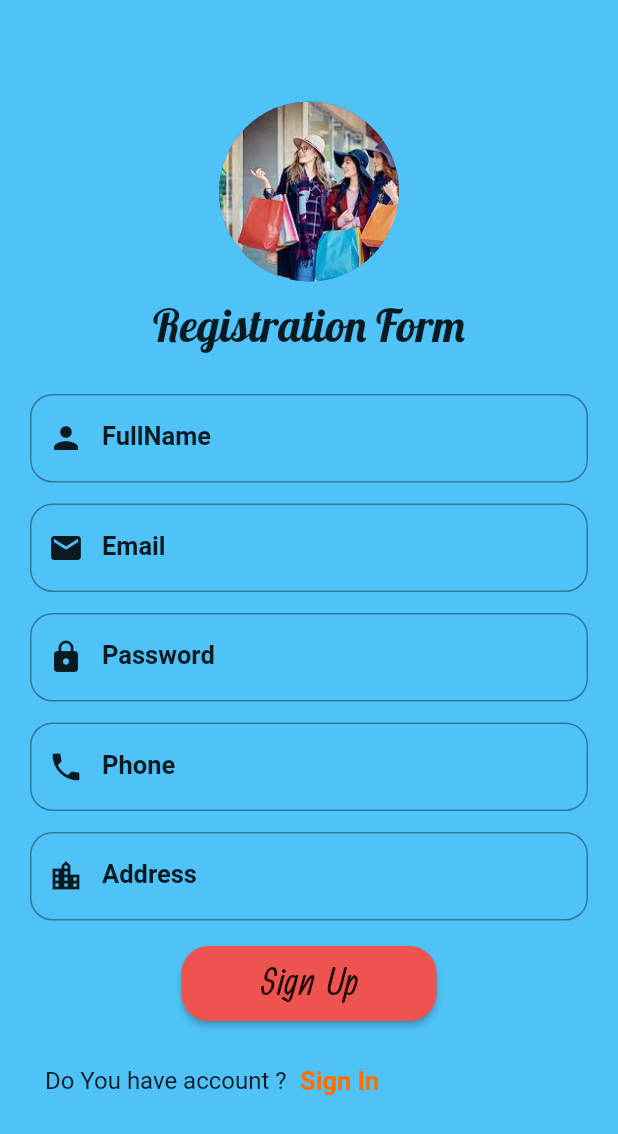
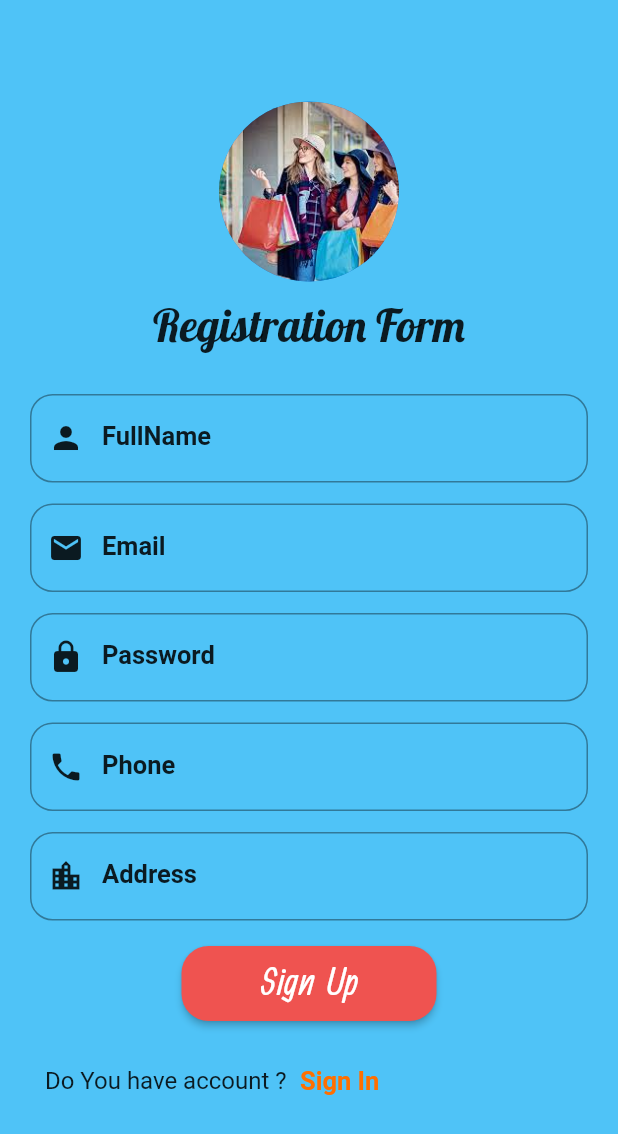
Before and after one commit to Mina-Nashaat10/TeleMarketApp, a Flutter app: the screen it shows after launch, after a tap on "Sign In", after a tap on "Sign Up", on a phone screen of 412 x 824 dp. Shown: the top 1134 px of the screen. Run offline on Flutter 3.47's test engine with Material 2 defaults, Android fonts, the phone set to English and light mode, and no system bars; our stand-ins replace carousel_pro, cloud_firestore, email_validator, firebase_auth, firebase_core, firebase_storage and 7 more; accounts and stored records are empty; generated files the repository leaves out were written again; network calls fail.

```diff
--- a/lib/main.dart
+++ b/lib/main.dart
@@ -1,5 +1,3 @@
-import 'package:device_preview/device_preview.dart';
-import 'package:flutter/foundation.dart';
 import 'package:flutter/material.dart';
 import 'package:tele_market/screens/admin/all_admins.dart';
 import 'package:tele_market/screens/admin/all_clients.dart';
@@ -24,10 +22,7 @@ import 'package:tele_market/screens/ui/registration.dart';
 import 'package:tele_market/screens/ui/splash_screen.dart';
 
 void main() => runApp(
-      DevicePreview(
-        enabled: !kReleaseMode,
-        builder: (context) => MyApp(),
-      ),
+      MyApp(),
     );
 
 class MyApp extends StatelessWidget {
@@ -36,8 +31,6 @@ class MyApp extends StatelessWidget {
     return MaterialApp(
       title: "Tele Market Application",
       debugShowCheckedModeBanner: false,
-      locale: DevicePreview.locale(context), // Add the locale here
-      builder: DevicePreview.appBuilder,
       routes: {
         "/login": (context) => Login(),
         "/registration": (context) => Registeration(),
--- a/lib/screens/admin/bottom_nav_bar.dart
+++ b/lib/screens/admin/bottom_nav_bar.dart
@@ -217,13 +217,13 @@ class _AdminHomeState extends State<BottomNavBar> {
                               title: Text("Message"),
                               content: Text("do you want logout "),
                               actions: [
-                                FlatButton(
+                                TextButton(
                                   child: Text("Cancel"),
                                   onPressed: () {
                                     Navigator.of(context).pop();
                                   },
                                 ),
-                                FlatButton(
+                                TextButton(
                                   child: Text("OK"),
                                   onPressed: () {
                                     Person person = Person();
--- a/lib/screens/client/bottom_nav_bar2.dart
+++ b/lib/screens/client/bottom_nav_bar2.dart
@@ -183,13 +183,13 @@ class _BottomNavBar2State extends State<BottomNavBarClient> {
                               title: Text("Message"),
                               content: Text("do you want logout "),
                               actions: [
-                                FlatButton(
+                                TextButton(
                                   child: Text("Cancel"),
                                   onPressed: () {
                                     Navigator.of(context).pop();
                                   },
                                 ),
-                                FlatButton(
+                                TextButton(
                                   child: Text("OK"),
                                   onPressed: () {
                                     Person person = Person();
--- a/lib/screens/client/home_page.dart
+++ b/lib/screens/client/home_page.dart
@@ -21,6 +21,7 @@ class _HomepageState extends State<Homepage> {
   Future<bool> checkInternet() async {
     isAvailable = await Internet.checkInternet();
     if (isAvailable) return true;
+    return false;
   }
 
   Future<List<String>> getProAndCate() async {
--- a/lib/screens/client/products_by_category.dart
+++ b/lib/screens/client/products_by_category.dart
@@ -10,7 +10,7 @@ class ProductsByCategory extends StatefulWidget {
 
 class _ProductsByCategoryState extends State<ProductsByCategory> {
   String category;
-  List<Product> products = List<Product>();
+  List<Product> products = [];
 
   Future<List<Product>> getProducts() async {
     category = ModalRoute.of(context).settings.arguments;
--- a/lib/screens/ui/crop_image_profile.dart
+++ b/lib/screens/ui/crop_image_profile.dart
@@ -35,8 +35,7 @@ class _CropImageState extends State<CropImage> {
   Future saveImageToFs(String email, File cropped, String path) async {
     Reference reference = FirebaseStorage.instance.ref().child(path);
     UploadTask uploadTask = reference.putData(await cropped.readAsBytes());
-    String url =
-        await (await uploadTask.whenComplete(() => null)).ref.getDownloadURL();
+    await (await uploadTask.whenComplete(() => null)).ref.getDownloadURL();
   }
 
   Future<File> cropImage(PickedFile selected) async {
@@ -133,8 +132,7 @@ class _CropImageState extends State<CropImage> {
         .ref()
         .child("users/" + email + "/" + "user.png");
     UploadTask uploadTask = reference.putData(file);
-    String url =
-        await (await uploadTask.whenComplete(() => null)).ref.getDownloadURL();
+    await (await uploadTask.whenComplete(() => null)).ref.getDownloadURL();
   }
 
   Widget getImageWidget() {
--- a/lib/screens/ui/login.dart
+++ b/lib/screens/ui/login.dart
@@ -143,8 +143,9 @@ class _LoginState extends State<Login> {
                             width: 150,
                             margin: EdgeInsets.only(
                                 top: 10, bottom: 10, right: 15, left: 15),
-                            child: RaisedButton(
+                            child: ElevatedButton(
                               onPressed: () {
+                                FocusManager.instance.primaryFocus?.unfocus();
                                 if (formKey.currentState.validate()) {
                                   setState(() {
                                     test = true;
@@ -165,15 +166,22 @@ class _LoginState extends State<Login> {
                                   });
                                 }
                               },
-                              shape: RoundedRectangleBorder(
-                                borderRadius: BorderRadius.circular(18.0),
+                              style: ButtonStyle(
+                                shape: MaterialStateProperty.all<
+                                    RoundedRectangleBorder>(
+                                  RoundedRectangleBorder(
+                                    borderRadius: BorderRadius.circular(18.0),
+                                  ),
+                                ),
+                                backgroundColor:
+                                    MaterialStateProperty.all<Color>(
+                                        Colors.red[400]),
                               ),
                               child: Text(
                                 "Sign In",
                                 style: TextStyle(
                                     fontSize: 28, fontFamily: "Ranga"),
                               ),
-                              color: Colors.red[400],
                             ),
                           ),
                           test == true
@@ -226,7 +234,7 @@ class _LoginState extends State<Login> {
       content: Text(text),
       duration: Duration(seconds: 2),
     );
-    scaffoldKey.currentState.showSnackBar(snackBar);
+    ScaffoldMessenger.of(context).showSnackBar(snackBar);
   }
 
   void checkImageProfile(BuildContext myContext) async {
@@ -246,7 +254,7 @@ class _LoginState extends State<Login> {
         Navigator.pushNamedAndRemoveUntil(
             myContext, "/adminhome", (Route<dynamic> route) => false);
       }
-    } on Exception catch (error) {
+    } on Exception {
       Navigator.pushNamedAndRemoveUntil(
           myContext, "/profilepicture", (Route<dynamic> route) => false);
     }
--- a/lib/screens/ui/registration.dart
+++ b/lib/screens/ui/registration.dart
@@ -141,8 +141,9 @@ class _RegistrationState extends State<Registeration> {
                           width: 170,
                           margin: EdgeInsets.only(
                               top: 10, bottom: 10, right: 15, left: 15),
-                          child: RaisedButton(
+                          child: ElevatedButton(
                             onPressed: () {
+                              FocusManager.instance.primaryFocus?.unfocus();
                               if (formKey.currentState.validate()) {
                                 setState(() {
                                   test = true;
@@ -174,8 +175,16 @@ class _RegistrationState extends State<Registeration> {
                                 });
                               }
                             },
-                            shape: RoundedRectangleBorder(
-                              borderRadius: BorderRadius.circular(18.0),
+                            style: ButtonStyle(
+                              shape: MaterialStateProperty.all<
+                                  RoundedRectangleBorder>(
+                                RoundedRectangleBorder(
+                                  borderRadius: BorderRadius.circular(18.0),
+                                ),
+                              ),
+                              backgroundColor: MaterialStateProperty.all<Color>(
+                                Colors.red[400],
+                              ),
                             ),
                             child: userType == null
                                 ? Text(
@@ -188,7 +197,6 @@ class _RegistrationState extends State<Registeration> {
                                     style: TextStyle(
                                         fontSize: 28, fontFamily: "Ranga"),
                                   ),
-                            color: Colors.red[400],
                           ),
                         ),
                         test == true
@@ -239,7 +247,7 @@ class _RegistrationState extends State<Registeration> {
       content: Text(text),
       duration: Duration(seconds: 2),
     );
-    scaffoldKey.currentState.showSnackBar(snackBar);
+    ScaffoldMessenger.of(context).showSnackBar(snackBar);
   }
 
   Widget textField(
--- a/pubspec.yaml
+++ b/pubspec.yaml
@@ -18,12 +18,11 @@ publish_to: 'none' # Remove this line if you wish to publish to pub.dev
 version: 1.0.0+1
 
 environment:
-  sdk: ">=2.1.0 <3.0.0"
+  sdk: ">=2.3.2 <3.0.0"
 
 dependencies:
   flutter:
     sdk: flutter
-  device_preview: ^0.7.4
   permission_handler: ^3.1.0
 
   # Firebase
```
Also changed, not shown: lib/screens/admin/category/add_category.dart (+14 -7 lines), lib/screens/admin/category/all_categories.dart (+7 -6 lines), lib/screens/admin/category/update_category.dart (+14 -7 lines), lib/screens/admin/product/add_product.dart (+19 -10 lines), lib/screens/admin/product/all_products.dart (+4 -3 lines), lib/screens/admin/product/preview_product.dart (+11 -5 lines), lib/screens/admin/product/update_product.dart (+17 -8 lines), lib/screens/client/all_categories_client.dart (+5 -4 lines), lib/screens/client/cart.dart (+20 -11 lines), lib/screens/ui/profile.dart (+13 -8 lines), pubspec.lock.
